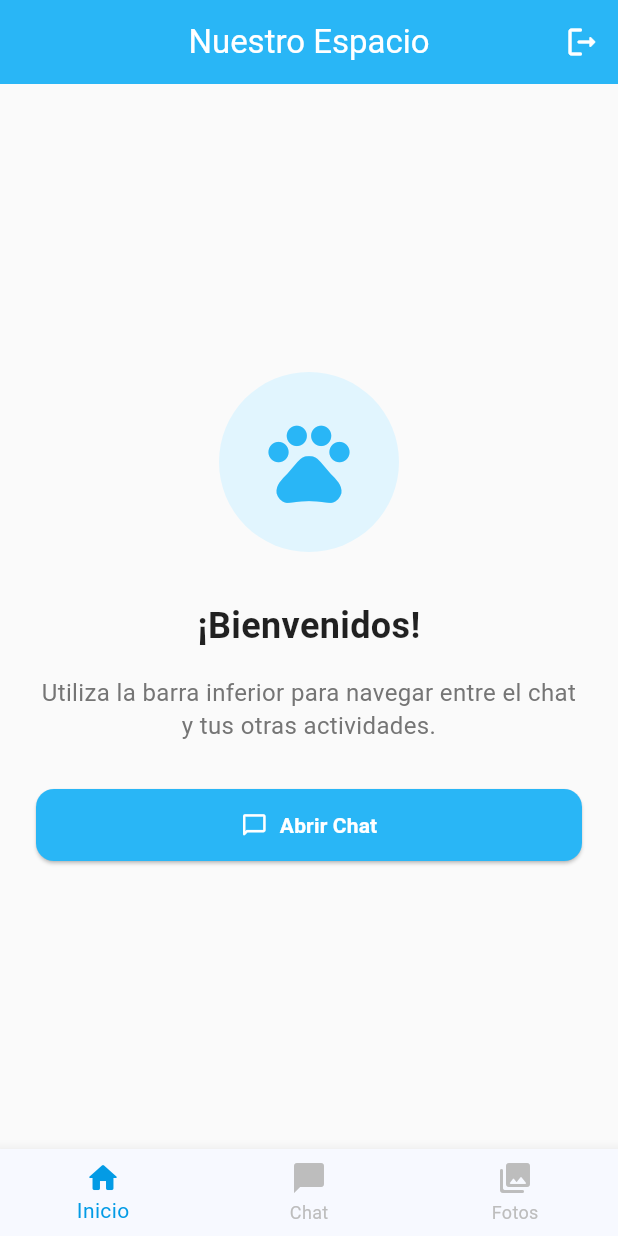
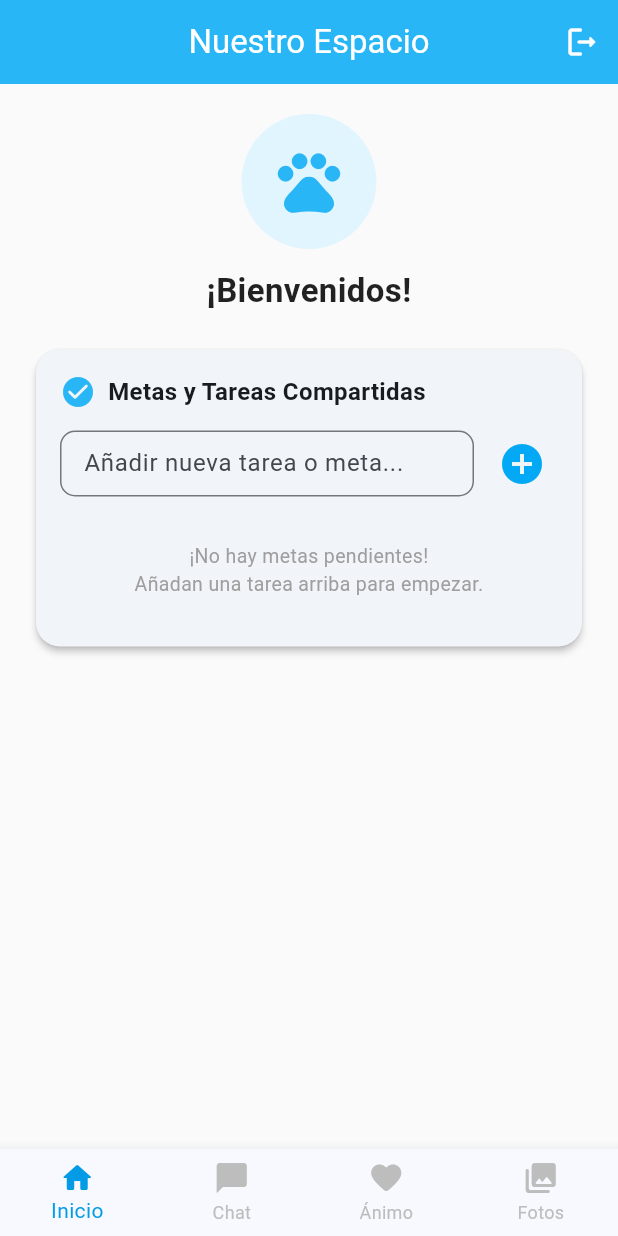
Before and after one commit to MichiBurguer/Avellana, a Flutter app: the HomeScreen screen opened directly with empty values, on a phone screen of 412 x 824 dp. Run offline on Flutter 3.47's test engine with Material 3 defaults, Android fonts, the phone set to English and light mode, and no system bars; our stand-ins replace cloud_firestore, firebase_auth, firebase_core, image_picker, permission_handler; missing offline and left inert: home_widget; accounts and stored records are empty.

Commit message:
Implementación de tareas compartidas en el muro principal y nueva sección de estados de ánimo

```diff
--- a/flutter_avellana_1/lib/views/home_screen.dart
+++ b/flutter_avellana_1/lib/views/home_screen.dart
@@ -1,10 +1,13 @@
 import 'dart:io';
+import 'package:flutter/material.dart';
 import 'package:image_picker/image_picker.dart';
 import 'package:home_widget/home_widget.dart';
-import 'package:flutter/material.dart';
+import 'package:cloud_firestore/cloud_firestore.dart';
+
 import '../services/auth_service.dart';
 import 'welcome_screen.dart';
 import 'chat_screen.dart';
+import 'mood_screen.dart';
 
 class HomeScreen extends StatefulWidget {
   final String currentUid;
@@ -22,29 +25,43 @@ class HomeScreen extends StatefulWidget {
 
 class _HomeScreenState extends State<HomeScreen> {
   final AuthService _authService = AuthService();
-  int _currentIndex = 0; // Controla qué pestaña está activa
+  final TextEditingController _taskController = TextEditingController();
+  int _currentIndex = 0;
 
-  // Lista de títulos para el AppBar según la pestaña activa
   final List<String> _titles = [
     'Nuestro Espacio',
     'Mensajes Privados',
+    'Estado de Ánimo',
     'Galería Compartida',
   ];
 
   @override
+  void dispose() {
+    _taskController.dispose();
+    super.dispose();
+  }
+
+  void _handleAddTask() {
+    final title = _taskController.text;
+    if (title.trim().isNotEmpty) {
+      _authService.addTask(widget.relationshipId, widget.currentUid, title);
+      _taskController.clear();
+      FocusScope.of(context).unfocus(); // Cierra el teclado
+    }
+  }
+
+  @override
   Widget build(BuildContext context) {
-    // Definimos las pantallas
     final List<Widget> _screens = [
-      // Pestaña 0: Inicio/Muro
       _buildMuroPrincipal(),
-
-      // Pestaña 1: Chat en tiempo real
       ChatScreen(
         currentUid: widget.currentUid,
         relationshipId: widget.relationshipId,
       ),
-
-      // Pestaña 2: Galería
+      MoodScreen(
+        currentUid: widget.currentUid,
+        relationshipId: widget.relationshipId,
+      ),
       _buildModuloWidgetFotos(),
     ];
 
@@ -72,11 +89,7 @@ class _HomeScreenState extends State<HomeScreen> {
           ),
         ],
       ),
-
-      // Muestra la pantalla activa
       body: _screens[_currentIndex],
-
-      // BARRA DE NAVEGACIÓN INFERIOR
       bottomNavigationBar: BottomNavigationBar(
         currentIndex: _currentIndex,
         onTap: (index) {
@@ -86,6 +99,7 @@ class _HomeScreenState extends State<HomeScreen> {
         },
         selectedItemColor: Colors.lightBlue[600],
         unselectedItemColor: Colors.grey[400],
+        type: BottomNavigationBarType.fixed,
         showUnselectedLabels: true,
         items: const [
           BottomNavigationBarItem(
@@ -97,6 +111,10 @@ class _HomeScreenState extends State<HomeScreen> {
             label: 'Chat',
           ),
           BottomNavigationBarItem(
+            icon: Icon(Icons.favorite_rounded),
+            label: 'Ánimo',
+          ),
+          BottomNavigationBarItem(
             icon: Icon(Icons.photo_library_rounded),
             label: 'Fotos',
           ),
@@ -104,6 +122,181 @@ class _HomeScreenState extends State<HomeScreen> {
       ),
     );
   }
+
+  // --- MURO PRINCIPAL CON METAS/TAREAS COMPARTIDAS ---
+  Widget _buildMuroPrincipal() {
+    return SingleChildScrollView(
+      padding: const EdgeInsets.all(20.0),
+      child: Column(
+        crossAxisAlignment: CrossAxisAlignment.stretch,
+        children: [
+          // Banner de bienvenida
+          Center(
+            child: CircleAvatar(
+              radius: 45,
+              backgroundColor: Colors.lightBlue[50],
+              child: Icon(
+                Icons.pets,
+                size: 50,
+                color: Colors.lightBlue[400],
+              ),
+            ),
+          ),
+          const SizedBox(height: 12),
+          const Text(
+            '¡Bienvenidos!',
+            textAlign: TextAlign.center,
+            style: TextStyle(
+              fontSize: 22,
+              fontWeight: FontWeight.bold,
+              color: Colors.black87,
+            ),
+          ),
+          const SizedBox(height: 20),
+
+          // SECCIÓN: Tarjeta de Tareas/Metas Compartidas
+          Card(
+            elevation: 2,
+            shape: RoundedRectangleBorder(
+              borderRadius: BorderRadius.circular(16),
+            ),
+            child: Padding(
+              padding: const EdgeInsets.all(16.0),
+              child: Column(
+                crossAxisAlignment: CrossAxisAlignment.start,
+                children: [
+                  Row(
+                    children: [
+                      Icon(Icons.check_circle_rounded, color: Colors.lightBlue[400]),
+                      const SizedBox(width: 8),
+                      const Text(
+                        'Metas y Tareas Compartidas',
+                        style: TextStyle(
+                          fontSize: 16,
+                          fontWeight: FontWeight.bold,
+                        ),
+                      ),
+                    ],
+                  ),
+                  const SizedBox(height: 12),
+
+                  // Input rápido para crear nueva meta
+                  Row(
+                    children: [
+                      Expanded(
+                        child: TextField(
+                          controller: _taskController,
+                          decoration: InputDecoration(
+                            hintText: 'Añadir nueva tarea o meta...',
+                            isDense: true,
+                            contentPadding: const EdgeInsets.symmetric(
+                              horizontal: 12,
+                              vertical: 10,
+                            ),
+                            border: OutlineInputBorder(
+                              borderRadius: BorderRadius.circular(10),
+                            ),
+                          ),
+                          onSubmitted: (_) => _handleAddTask(),
+                        ),
+                      ),
+                      const SizedBox(width: 8),
+                      IconButton(
+                        icon: const Icon(Icons.add_circle, color: Colors.lightBlue),
+                        iconSize: 32,
+                        onPressed: _handleAddTask,
+                      ),
+                    ],
+                  ),
+                  const SizedBox(height: 12),
+
+                  // Stream de Tareas desde Firestore
+                  StreamBuilder<QuerySnapshot>(
+                    stream: _authService.getTasksStream(widget.relationshipId),
+                    builder: (context, snapshot) {
+                      if (snapshot.hasError) {
+                        return const Text('Error al cargar tareas.');
+                      }
+                      if (snapshot.connectionState == ConnectionState.waiting) {
+                        return const Center(
+                          child: Padding(
+                            padding: EdgeInsets.all(12.0),
+                            child: CircularProgressIndicator(),
+                          ),
+                        );
+                      }
+
+                      final docs = snapshot.data?.docs ?? [];
+
+                      if (docs.isEmpty) {
+                        return const Padding(
+                          padding: EdgeInsets.symmetric(vertical: 16.0),
+                          child: Center(
+                            child: Text(
+                              '¡No hay metas pendientes!\nAñadan una tarea arriba para empezar.',
+                              textAlign: TextAlign.center,
+                              style: TextStyle(color: Colors.grey, fontSize: 13),
+                            ),
+                          ),
+                        );
+                      }
+
+                      return ListView.separated(
+                        shrinkWrap: true,
+                        physics: const NeverScrollableScrollPhysics(),
+                        itemCount: docs.length,
+                        separatorBuilder: (context, index) => const Divider(height: 1),
+                        itemBuilder: (context, index) {
+                          final doc = docs[index];
+                          final data = doc.data() as Map<String, dynamic>;
+                          final bool isCompleted = data['is_completed'] ?? false;
+                          final String title = data['title'] ?? '';
+
+                          return ListTile(
+                            dense: true,
+                            contentPadding: EdgeInsets.zero,
+                            leading: Checkbox(
+                              value: isCompleted,
+                              activeColor: Colors.lightBlue[400],
+                              onChanged: (bool? value) {
+                                _authService.toggleTaskStatus(
+                                  widget.relationshipId,
+                                  doc.id,
+                                  isCompleted,
+                                );
+                              },
+                            ),
+                            title: Text(
+                              title,
+                              style: TextStyle(
+                                decoration: isCompleted
+                                    ? TextDecoration.lineThrough
+                                    : TextDecoration.none,
+                                color: isCompleted ? Colors.grey : Colors.black87,
+                                fontWeight: FontWeight.w500,
+                              ),
+                            ),
+                            trailing: IconButton(
+                              icon: const Icon(Icons.delete_outline, size: 20, color: Colors.grey),
+                              onPressed: () {
+                                _authService.deleteTask(widget.relationshipId, doc.id);
+                              },
+                            ),
+                          );
+                        },
+                      );
+                    },
+                  ),
+                ],
+              ),
+            ),
+          ),
+        ],
+      ),
+    );
+  }
+
+  // --- MÓDULO WIDGET FOTOS ---
   Widget _buildModuloWidgetFotos() {
     return Center(
       child: Padding(
@@ -140,20 +333,16 @@ class _HomeScreenState extends State<HomeScreen> {
     );
   }
 
-// Función para abrir la galería y mandársela al widget
   Future<void> _seleccionarYEnviarImagen() async {
     final ImagePicker picker = ImagePicker();
 
-    // Abrimos la galería nativa
     final XFile? image = await picker.pickImage(
       source: ImageSource.gallery,
       imageQuality: 80,
     );
 
     if (image != null) {
-      //Guardamos la ruta de la foto para el Widget
       await HomeWidget.saveWidgetData<String>('imagePath', image.path);
-
 
       await HomeWidget.updateWidget(
         name: 'AppWidgetProvider',
@@ -170,69 +359,4 @@ class _HomeScreenState extends State<HomeScreen> {
       }
     }
   }
-  // primera pestaña (Inicio)
-  Widget _buildMuroPrincipal() {
-    return SafeArea(
-      child: Padding(
-        padding: const EdgeInsets.all(24.0),
-        child: Column(
-          mainAxisAlignment: MainAxisAlignment.center,
-          crossAxisAlignment: CrossAxisAlignment.stretch,
-          children: [
-            CircleAvatar(
-              radius: 60,
-              backgroundColor: Colors.lightBlue[50],
-              child: Icon(
-                Icons.pets,
-                size: 65,
-                color: Colors.lightBlue[400],
-              ),
-            ),
-            const SizedBox(height: 32),
-            const Text(
-              '¡Bienvenidos!',
-              textAlign: TextAlign.center,
-              style: TextStyle(
-                fontSize: 24,
-                fontWeight: FontWeight.bold,
-                color: Colors.black87,
-              ),
-            ),
-            const SizedBox(height: 16),
-            Text(
-              'Utiliza la barra inferior para navegar entre el chat y tus otras actividades.',
-              textAlign: TextAlign.center,
-              style: TextStyle(
-                fontSize: 16,
-                color: Colors.grey[600],
-                height: 1.4,
-              ),
-            ),
-            const SizedBox(height: 32),
-
-            // Boton para ir al Chat
-            ElevatedButton.icon(
-              onPressed: () {
-                setState(() {
-                  _currentIndex = 1; // Cambia a la pestaña de Chat
-                });
-              },
-              icon: const Icon(Icons.chat_bubble_outline_rounded, color: Colors.white),
-              label: const Text(
-                'Abrir Chat',
-                style: TextStyle(color: Colors.white, fontWeight: FontWeight.bold),
-              ),
-              style: ElevatedButton.styleFrom(
-                backgroundColor: Colors.lightBlue[400],
-                padding: const EdgeInsets.symmetric(vertical: 14),
-                shape: RoundedRectangleBorder(
-                  borderRadius: BorderRadius.circular(12),
-                ),
-              ),
-            ),
-          ],
-        ),
-      ),
-    );
-  }
 }
```
Also changed, not shown: flutter_avellana_1/lib/services/auth_service.dart (+81 -0 lines).
